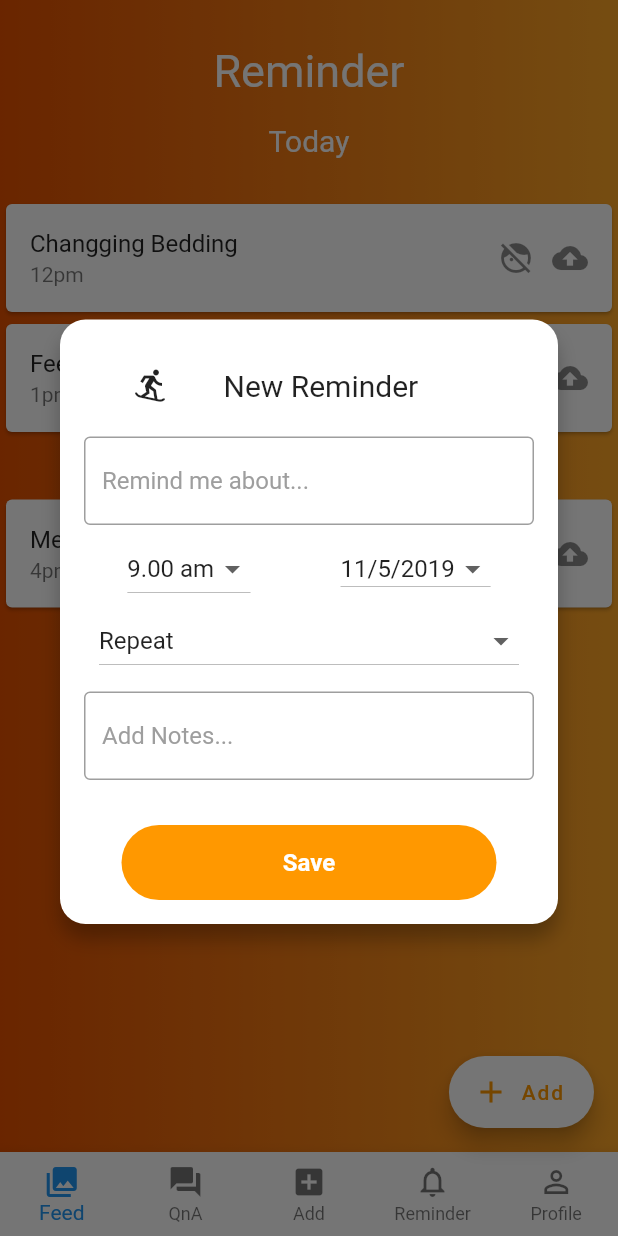
After one commit to hanismdmahir/hamstercare_frontend, a Flutter app: the screen it shows after launch, after a tap on "Add", on a phone screen of 412 x 824 dp. The commit adds this screen. Run offline on Flutter 3.47's test engine with Material 2 defaults, Android fonts, the phone set to English and light mode, and no system bars.

Commit message:
addreminder

```diff
--- a/lib/main.dart
+++ b/lib/main.dart
@@ -1,6 +1,7 @@
 import 'package:flutter/material.dart';
 import 'package:hamstercare/feed/feed.dart';
 import 'package:hamstercare/login/signup.dart';
+import 'package:hamstercare/reminder/addreminderscreen.dart';
 import 'package:hamstercare/reminder/reminderscreen.dart';
 import 'login/index.dart';
 
@@ -20,6 +21,7 @@ class MyApp extends StatelessWidget {
       //home: SignUp(),
      // home: FeedNews(),
      home: ReminderScreen(),
+    // home: AddReminderScreen(),
       routes: <String, WidgetBuilder>{
       '/LoginPage': (BuildContext context) => new LoginPage(),
       },
--- /dev/null
+++ b/lib/reminder/addreminderscreen.dart
@@ -0,0 +1,167 @@
+import 'package:flutter/material.dart';
+
+
+class AddReminderScreen extends StatefulWidget {
+  @override
+  _AddReminderScreenState createState() => _AddReminderScreenState();
+}
+
+class _AddReminderScreenState extends State<AddReminderScreen> {
+  @override
+  Widget build(BuildContext context) {
+    return Dialog(
+      shape: RoundedRectangleBorder(
+        borderRadius: BorderRadius.circular(16),
+      ),
+      elevation: 0,
+      backgroundColor: Colors.transparent,
+      child: Stack(
+        children: <Widget>[
+          Container(
+            padding: EdgeInsets.only(top: 20, bottom: 16, left: 16, right: 16),
+            margin: EdgeInsets.only(top: 5),
+            decoration: BoxDecoration(
+                color: Colors.white,
+                shape: BoxShape.rectangle,
+                borderRadius: BorderRadius.circular(17),
+                boxShadow: [
+                  BoxShadow(
+                    color: Colors.black26,
+                    blurRadius: 10.0,
+                    offset: Offset(0.0, 10.0),
+                  )
+                ]),
+            child: Column(
+              mainAxisSize: MainAxisSize.min,
+              children: <Widget>[
+                Row(
+                 mainAxisAlignment: MainAxisAlignment.start,
+                  children: <Widget>[
+                    //close button
+                    FlatButton(
+                        onPressed:() {Navigator.pop(context);},
+                        child: Icon(
+                          IconData(58829, fontFamily: 'MaterialIcons'),
+                        )),
+                        SizedBox(width: 5,),
+                        Text("New Reminder",style: TextStyle(fontSize: 20),),
+                  ],
+                ),
+                  SizedBox(height: 10,),
+                //textfiled task
+                TextField(
+                  decoration: InputDecoration(
+                    hintText: "Remind me about...",
+                    hintStyle: TextStyle(color: Colors.grey),
+                    border: new OutlineInputBorder(
+                        borderSide: new BorderSide(color: Colors.teal)),
+                  ),
+                ),
+                SizedBox(height: 5),
+                //Dropdown time
+                Row(
+                  mainAxisAlignment: MainAxisAlignment.center,
+                  children: <Widget>[
+                    DropdownButton<int>(
+                        value: 4,
+                        items: [
+                          DropdownMenuItem(
+                            child: Text("9.00 am"),
+                            value: 4,
+                          ),
+                          DropdownMenuItem(
+                            child: Text("3.00 pm"),
+                            value: 3,
+                          ),
+                          DropdownMenuItem(
+                            child: Text("6.00 pm"),
+                            value: 2,
+                          ),
+                          DropdownMenuItem(
+                            child: Text("9.00 pm"),
+                            value: 1,
+                          ),
+                        ],
+                        onChanged: (newValue) {}),
+                    SizedBox(width: 60),
+
+                    //Dropdown date
+                    DropdownButton<int>(
+                        isDense: true,
+                        value: 4,
+                        items: [
+                          DropdownMenuItem(
+                            child: Text("11/5/2019"),
+                            value: 4,
+                          ),
+                          DropdownMenuItem(
+                            child: Text("12/5/2019"),
+                            value: 3,
+                          ),
+                          DropdownMenuItem(
+                            child: Text("11/5/2019"),
+                            value: 2,
+                          ),
+                          DropdownMenuItem(
+                            child: Text("11/5/2019"),
+                            value: 1,
+                          ),
+                        ],
+                        onChanged: (newValue) {}),
+                  ],
+                ),
+
+                //Dropdown repeat
+                Container(
+                  width: 280,
+                  child: DropdownButton<int>(
+                      isExpanded: true,
+                      value: 2,
+                      items: [
+                        DropdownMenuItem(
+                          child: Text("Repeat"),
+                          value: 2,
+                        ),
+                        DropdownMenuItem(
+                          child: Text("No Repeat"),
+                          value: 1,
+                        ),
+                      ],
+                      onChanged: (newValue) {}),
+                ),
+                SizedBox(height: 10),
+                //textfield addnotes
+                TextField(
+                  decoration: InputDecoration(
+                    hintText: "Add Notes...",
+                    hintStyle: TextStyle(color: Colors.grey),
+                    border: new OutlineInputBorder(
+                        borderSide: new BorderSide(color: Colors.teal)),
+                  ),
+                ),
+
+                SizedBox(height: 30),
+                //save button
+                Container(
+                  height: 50,
+                  width: 250,
+                  decoration: BoxDecoration(
+                      borderRadius: BorderRadius.circular(50),
+                      color: Colors.orange),
+                  child: FlatButton(
+                    child: Text("Save",
+                        style: TextStyle(
+                            color: Colors.white,
+                            fontWeight: FontWeight.bold,
+                            fontSize: 16)),
+                    onPressed: null,
+                  ),
+                ),
+              ],
+            ),
+          )
+        ],
+      ),
+    );
+  }
+}
--- a/lib/reminder/reminderscreen.dart
+++ b/lib/reminder/reminderscreen.dart
@@ -1,4 +1,5 @@
 import 'package:flutter/material.dart';
+import 'package:hamstercare/reminder/addreminderscreen.dart';
 
 class ReminderScreen extends StatelessWidget {
   @override
@@ -48,7 +49,10 @@ class ReminderScreen extends StatelessWidget {
       ),
       floatingActionButton: FloatingActionButton.extended(
 
-        onPressed: null,
+        onPressed: (){
+          showDialog(context: context,
+          builder:(context)=>AddReminderScreen());
+        },
         backgroundColor: Colors.white,
         label: Text(
           'Add',
```
